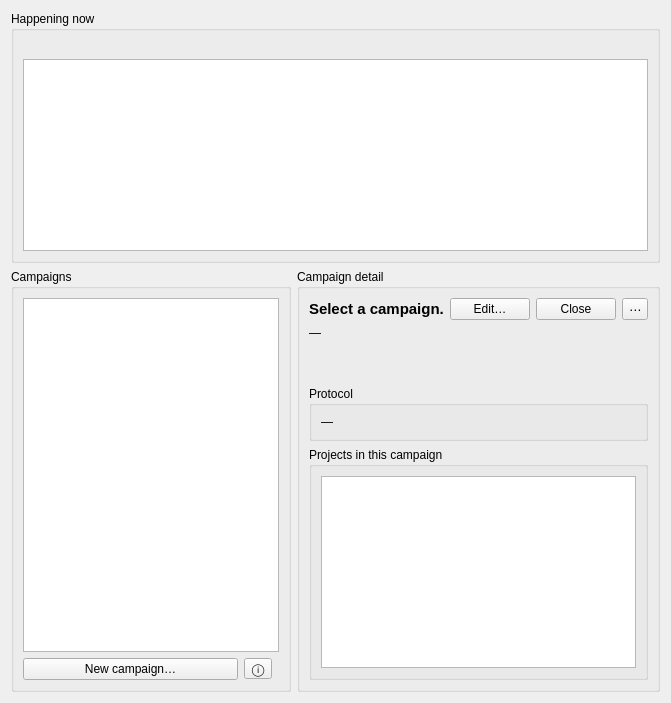
Before: the Qt Designer form nightscribe/gui/ui/campaigns_tab.ui in irydeo/nightscribe, drawn with Qt 5.
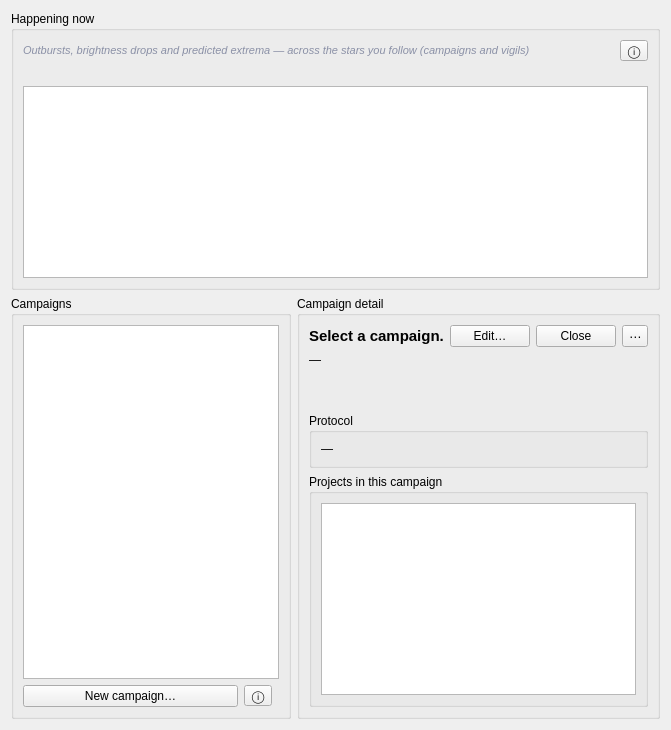
After: the same form once the commit is applied.

Commit message: gui+docs: UX-PC U7 — the 'Está pasando ahora' band explains itself (ámbito line + ⓘ legend of ⚡⏳👁, 'Up to date: N of M campaign projects' with cadence tooltip, plain guide when you follow no campaigns yet, warm ✨ calm row replaces jargon; i18n 890 ES/EN 0 unfinished, suite 1322, plan + WORKFLOWS closed — UX-PC track done)

```diff
--- a/nightscribe/gui/ui/campaigns_tab.ui
+++ b/nightscribe/gui/ui/campaigns_tab.ui
@@ -7,6 +7,29 @@
     <widget class="QGroupBox" name="grp_signals">
      <property name="title"><string>Happening now</string></property>
      <layout class="QVBoxLayout" name="signalsLayout">
+      <item>
+       <!-- U7: the strip explains itself — scope of the feed + icon help -->
+       <layout class="QHBoxLayout" name="signalsScopeRow">
+        <item>
+         <widget class="QLabel" name="lbl_signals_scope">
+          <property name="text"><string>Outbursts, brightness drops and predicted extrema — across the stars you follow (campaigns and vigils)</string></property>
+          <property name="wordWrap"><bool>true</bool></property>
+          <property name="styleSheet"><string>color: #8a90a6; font-style: italic; font-size: 11px;</string></property>
+         </widget>
+        </item>
+        <item>
+         <spacer name="signalsScopeSpacer">
+          <property name="orientation"><enum>Qt::Horizontal</enum></property>
+         </spacer>
+        </item>
+        <item>
+         <widget class="QToolButton" name="btn_signals_help">
+          <property name="text"><string>ⓘ</string></property>
+          <property name="toolTip"><string>What do the icons mean?</string></property>
+         </widget>
+        </item>
+       </layout>
+      </item>
       <item>
        <widget class="QLabel" name="lbl_cov">
         <property name="text"><string/></property>
```
The commit also changes 9 other files.
